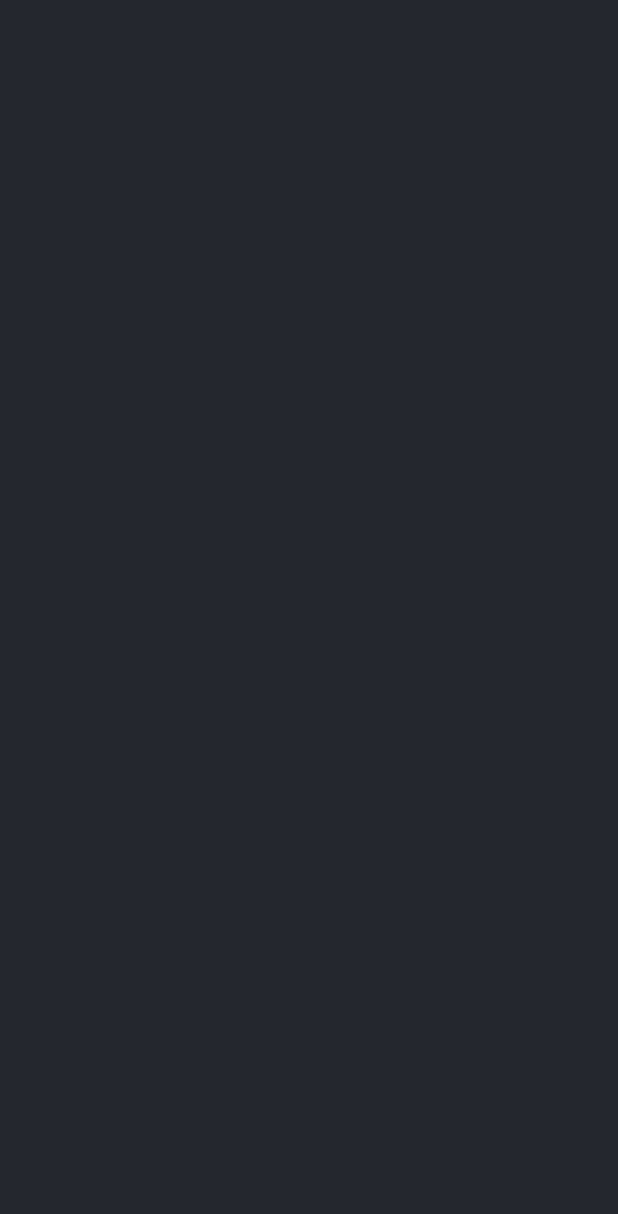
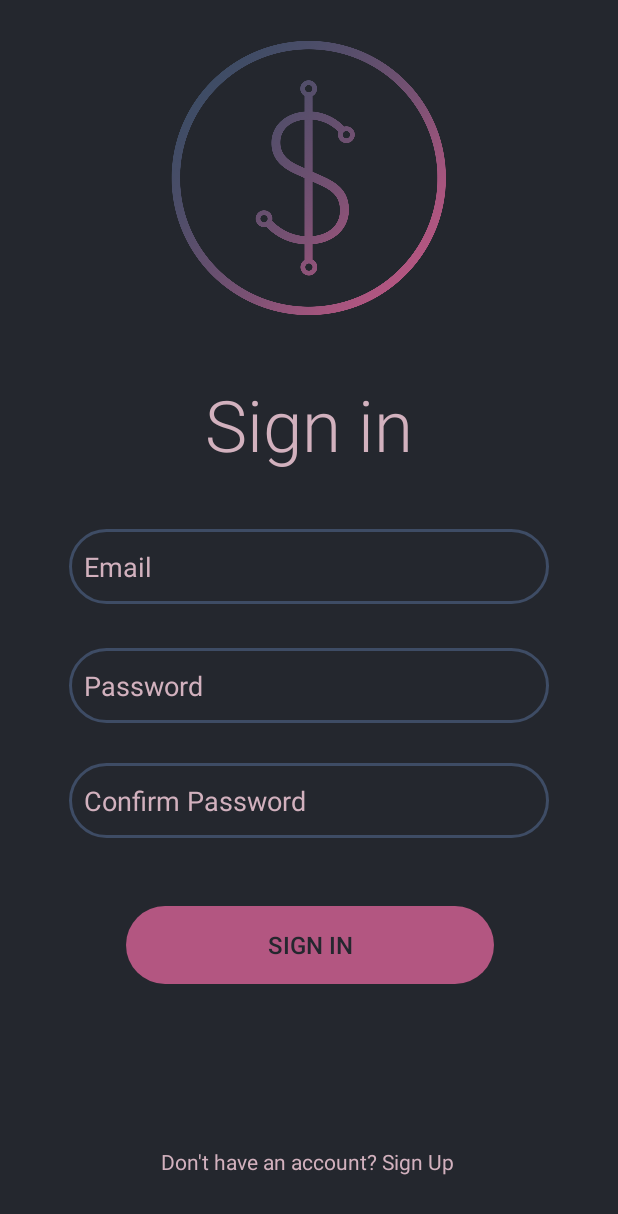
Before and after one commit to uncle-draza/ShkeCrypto, an Android app: the SignUpActivity screen opened directly, with no data from a screen before it, on a phone screen of 412 x 824 dp. Before the commit the part shown is empty. Shown: the top 1214 px of the screen. Run offline under Robolectric (Android 15) with nearby library versions, the phone set to English and light mode, and no system bars.

Commit message:
manja podesavanja u login activity, signup activity gruba skica

```diff
--- a/app/src/main/java/com/example/pma_projekat/SignUpActivity.kt
+++ b/app/src/main/java/com/example/pma_projekat/SignUpActivity.kt
@@ -2,10 +2,14 @@ package com.example.pma_projekat
 
 import androidx.appcompat.app.AppCompatActivity
 import android.os.Bundle
+import android.view.Window
 
-class SignUpActivity : AppCompatActivity() {
-    override fun onCreate(savedInstanceState: Bundle?) {
+class SignUpActivity : AppCompatActivity()
+{
+    override fun onCreate(savedInstanceState: Bundle?)
+    {
         super.onCreate(savedInstanceState)
+        requestWindowFeature(Window.FEATURE_NO_TITLE)
         setContentView(R.layout.activity_sign_up)
     }
 }
--- /dev/null
+++ b/app/src/main/res/drawable/email_icon.xml
@@ -0,0 +1,5 @@
+<vector android:height="24dp" android:tint="#3E4C65"
+    android:viewportHeight="24" android:viewportWidth="24"
+    android:width="24dp" xmlns:android="http://schemas.android.com/apk/res/android">
+    <path android:fillColor="@android:color/white" android:pathData="M20,4L4,4c-1.1,0 -1.99,0.9 -1.99,2L2,18c0,1.1 0.9,2 2,2h16c1.1,0 2,-0.9 2,-2L22,6c0,-1.1 -0.9,-2 -2,-2zM20,8l-8,5 -8,-5L4,6l8,5 8,-5v2z"/>
+</vector>
--- /dev/null
+++ b/app/src/main/res/drawable/password_icon.xml
@@ -0,0 +1,5 @@
+<vector android:height="24dp" android:tint="#3E4C65"
+    android:viewportHeight="24" android:viewportWidth="24"
+    android:width="24dp" xmlns:android="http://schemas.android.com/apk/res/android">
+    <path android:fillColor="@android:color/white" android:pathData="M18,8h-1L17,6c0,-2.76 -2.24,-5 -5,-5S7,3.24 7,6v2L6,8c-1.1,0 -2,0.9 -2,2v10c0,1.1 0.9,2 2,2h12c1.1,0 2,-0.9 2,-2L20,10c0,-1.1 -0.9,-2 -2,-2zM12,17c-1.1,0 -2,-0.9 -2,-2s0.9,-2 2,-2 2,0.9 2,2 -0.9,2 -2,2zM15.1,8L8.9,8L8.9,6c0,-1.71 1.39,-3.1 3.1,-3.1 1.71,0 3.1,1.39 3.1,3.1v2z"/>
+</vector>
--- a/app/src/main/res/drawable/rounded_edit_text.xml
+++ b/app/src/main/res/drawable/rounded_edit_text.xml
@@ -1,7 +1,7 @@
 <?xml version="1.0" encoding="utf-8"?>
 <shape xmlns:android="http://schemas.android.com/apk/res/android" android:shape="rectangle">
     <solid android:color="#24272E" />
-    <corners android:radius="20dp"/>
+    <corners android:radius="40dp"/>
     <stroke android:width="2dp" android:color="#3E4C65"/>
     <padding android:top="10dp" android:bottom="10dp" android:left="10dp" android:right="10dp"/>
 </shape>
--- a/app/src/main/res/layout/activity_sign_in.xml
+++ b/app/src/main/res/layout/activity_sign_in.xml
@@ -16,12 +16,12 @@
         android:text="Sign in"
         android:textAlignment="center"
         android:textColor="#D2B1BE"
-        android:textSize="48sp"
+        android:textSize="47sp"
         app:layout_constraintBottom_toBottomOf="parent"
         app:layout_constraintEnd_toEndOf="parent"
         app:layout_constraintStart_toStartOf="parent"
         app:layout_constraintTop_toTopOf="parent"
-        app:layout_constraintVertical_bias="0.343" />
+        app:layout_constraintVertical_bias="0.332" />
 
     <ImageView
         android:id="@+id/imageViewLogo"
@@ -42,12 +42,15 @@
         android:id="@+id/editTextTextEmailAddress"
         android:layout_width="320dp"
         android:layout_height="50dp"
+        android:paddingLeft="20dp"
         android:background="@drawable/rounded_edit_text"
         android:ems="10"
         android:hint="Email"
+        android:drawableStart="@drawable/email_icon"
+        android:drawablePadding="10dp"
         android:inputType="textEmailAddress"
         android:textColor="#D2B1BE"
-        android:textColorHint="#D2B1BE"
+        android:textColorHint="#3E4C65"
         app:layout_constraintBottom_toBottomOf="parent"
         app:layout_constraintEnd_toEndOf="parent"
         app:layout_constraintStart_toStartOf="parent"
@@ -58,16 +61,22 @@
         android:id="@+id/editTextTextPassword"
         android:layout_width="320dp"
         android:layout_height="50dp"
+        android:paddingLeft="20dp"
         android:background="@drawable/rounded_edit_text"
         android:ems="10"
         android:hint="Password"
+        android:drawableStart="@drawable/password_icon"
+        android:drawablePadding="10dp"
         android:inputType="textPassword"
-        android:textColorHint="#D2B1BE"
+        android:textColorHint="#3E4C65"
+        android:textColor="#D2B1BE"
         app:layout_constraintBottom_toBottomOf="parent"
         app:layout_constraintEnd_toEndOf="parent"
         app:layout_constraintStart_toStartOf="parent"
         app:layout_constraintTop_toTopOf="parent"
         app:layout_constraintVertical_bias="0.558" />
+
+
 
     <androidx.appcompat.widget.AppCompatButton
         android:id="@+id/button"
@@ -82,7 +91,7 @@
         app:layout_constraintHorizontal_bias="0.504"
         app:layout_constraintStart_toStartOf="parent"
         app:layout_constraintTop_toTopOf="parent"
-        app:layout_constraintVertical_bias="0.743" />
+        app:layout_constraintVertical_bias="0.782" />
 
     <TextView
         android:id="@+id/textView2"
@@ -96,7 +105,7 @@
         app:layout_constraintHorizontal_bias="0.406"
         app:layout_constraintStart_toStartOf="parent"
         app:layout_constraintTop_toTopOf="parent"
-        app:layout_constraintVertical_bias="0.963" />
+        app:layout_constraintVertical_bias="0.95" />
 
     <TextView
         android:id="@+id/textView3"
@@ -110,5 +119,5 @@
         app:layout_constraintHorizontal_bias="0.0"
         app:layout_constraintStart_toEndOf="@+id/textView2"
         app:layout_constraintTop_toTopOf="parent"
-        app:layout_constraintVertical_bias="0.963" />
+        app:layout_constraintVertical_bias="0.95" />
 </androidx.constraintlayout.widget.ConstraintLayout>
--- a/app/src/main/res/layout/activity_sign_up.xml
+++ b/app/src/main/res/layout/activity_sign_up.xml
@@ -5,6 +5,125 @@
     android:layout_width="match_parent"
     android:layout_height="match_parent"
     android:background="#24272E"
-    tools:context=".SignUpActivity">
+    tools:context=".SignInActivity">
 
+    <TextView
+        android:id="@+id/textView"
+        android:layout_width="222dp"
+        android:layout_height="67dp"
+        android:background="#00FF0000"
+        android:fontFamily="sans-serif-light"
+        android:text="Sign in"
+        android:textAlignment="center"
+        android:textColor="#D2B1BE"
+        android:textSize="47sp"
+        app:layout_constraintBottom_toBottomOf="parent"
+        app:layout_constraintEnd_toEndOf="parent"
+        app:layout_constraintStart_toStartOf="parent"
+        app:layout_constraintTop_toTopOf="parent"
+        app:layout_constraintVertical_bias="0.332" />
+
+    <ImageView
+        android:id="@+id/imageViewLogo"
+        android:layout_width="264dp"
+        android:layout_height="237dp"
+        android:adjustViewBounds="true"
+        android:cropToPadding="false"
+        android:scaleType="fitCenter"
+        android:src="@drawable/logo"
+        app:layout_constraintBottom_toBottomOf="parent"
+        app:layout_constraintEnd_toEndOf="parent"
+        app:layout_constraintStart_toStartOf="parent"
+        app:layout_constraintTop_toTopOf="parent"
+        app:layout_constraintVertical_bias="0.0"
+        tools:src="@drawable/logo" />
+
+    <EditText
+        android:id="@+id/editTextTextEmailAddress"
+        android:layout_width="320dp"
+        android:layout_height="50dp"
+        android:background="@drawable/rounded_edit_text"
+        android:ems="10"
+        android:hint="Email"
+        android:inputType="textEmailAddress"
+        android:textColor="#D2B1BE"
+        android:textColorHint="#D2B1BE"
+        app:layout_constraintBottom_toBottomOf="parent"
+        app:layout_constraintEnd_toEndOf="parent"
+        app:layout_constraintStart_toStartOf="parent"
+        app:layout_constraintTop_toTopOf="parent"
+        app:layout_constraintVertical_bias="0.456" />
+
+    <EditText
+        android:id="@+id/editTextTextPassword"
+        android:layout_width="320dp"
+        android:layout_height="50dp"
+        android:background="@drawable/rounded_edit_text"
+        android:ems="10"
+        android:hint="Password"
+        android:inputType="textPassword"
+        android:textColorHint="#D2B1BE"
+        app:layout_constraintBottom_toBottomOf="parent"
+        app:layout_constraintEnd_toEndOf="parent"
+        app:layout_constraintStart_toStartOf="parent"
+        app:layout_constraintTop_toTopOf="parent"
+        app:layout_constraintVertical_bias="0.558" />
+
+    <EditText
+        android:id="@+id/editTextTextPasswordAgain"
+        android:layout_width="320dp"
+        android:layout_height="50dp"
+        android:background="@drawable/rounded_edit_text"
+        android:ems="10"
+        android:hint="Confirm Password"
+        android:inputType="textPassword"
+        android:textColorHint="#D2B1BE"
+        app:layout_constraintBottom_toBottomOf="parent"
+        app:layout_constraintEnd_toEndOf="parent"
+        app:layout_constraintStart_toStartOf="parent"
+        app:layout_constraintTop_toTopOf="parent"
+        app:layout_constraintVertical_bias="0.657" />
+
+    <androidx.appcompat.widget.AppCompatButton
+        android:id="@+id/button"
+        android:layout_width="245dp"
+        android:layout_height="52dp"
+        android:background="@drawable/rounded_button"
+        android:text="Sign in"
+        android:textColor="#24272E"
+        android:textSize="16sp"
+        app:layout_constraintBottom_toBottomOf="parent"
+        app:layout_constraintEnd_toEndOf="parent"
+        app:layout_constraintHorizontal_bias="0.504"
+        app:layout_constraintStart_toStartOf="parent"
+        app:layout_constraintTop_toTopOf="parent"
+        app:layout_constraintVertical_bias="0.782" />
+
+    <TextView
+        android:id="@+id/textView2"
+        android:layout_width="wrap_content"
+        android:layout_height="wrap_content"
+        android:clickable="false"
+        android:text="Don't have an account? "
+        android:textColor="#D2B1BE"
+        app:layout_constraintBottom_toBottomOf="parent"
+        app:layout_constraintEnd_toEndOf="parent"
+        app:layout_constraintHorizontal_bias="0.406"
+        app:layout_constraintStart_toStartOf="parent"
+        app:layout_constraintTop_toTopOf="parent"
+        app:layout_constraintVertical_bias="0.95" />
+
+    <TextView
+        android:id="@+id/textView3"
+        android:layout_width="wrap_content"
+        android:layout_height="wrap_content"
+        android:clickable="false"
+        android:text="Sign Up"
+        android:textColor="#D2B1BE"
+        app:layout_constraintBottom_toBottomOf="parent"
+        app:layout_constraintEnd_toEndOf="parent"
+        app:layout_constraintHorizontal_bias="0.0"
+        app:layout_constraintStart_toEndOf="@+id/textView2"
+        app:layout_constraintTop_toTopOf="parent"
+        app:layout_constraintVertical_bias="0.95" />
 </androidx.constraintlayout.widget.ConstraintLayout>
--- a/app/src/main/res/values/themes.xml
+++ b/app/src/main/res/values/themes.xml
@@ -6,7 +6,7 @@
         <item name="colorPrimaryVariant">#24272E</item>
         <item name="colorOnPrimary">#FFEB3B</item>
         <!-- Secondary brand color. -->
-        <item name="colorSecondary">@color/teal_200</item>
+        <item name="colorSecondary">#B35681</item>
         <item name="colorSecondaryVariant">@color/teal_700</item>
         <item name="colorOnSecondary">@color/black</item>
         <!-- Status bar color. -->
```
Also changed, not shown: app/src/main/java/com/example/pma_projekat/SignInActivity.kt (+0 -9 lines).
